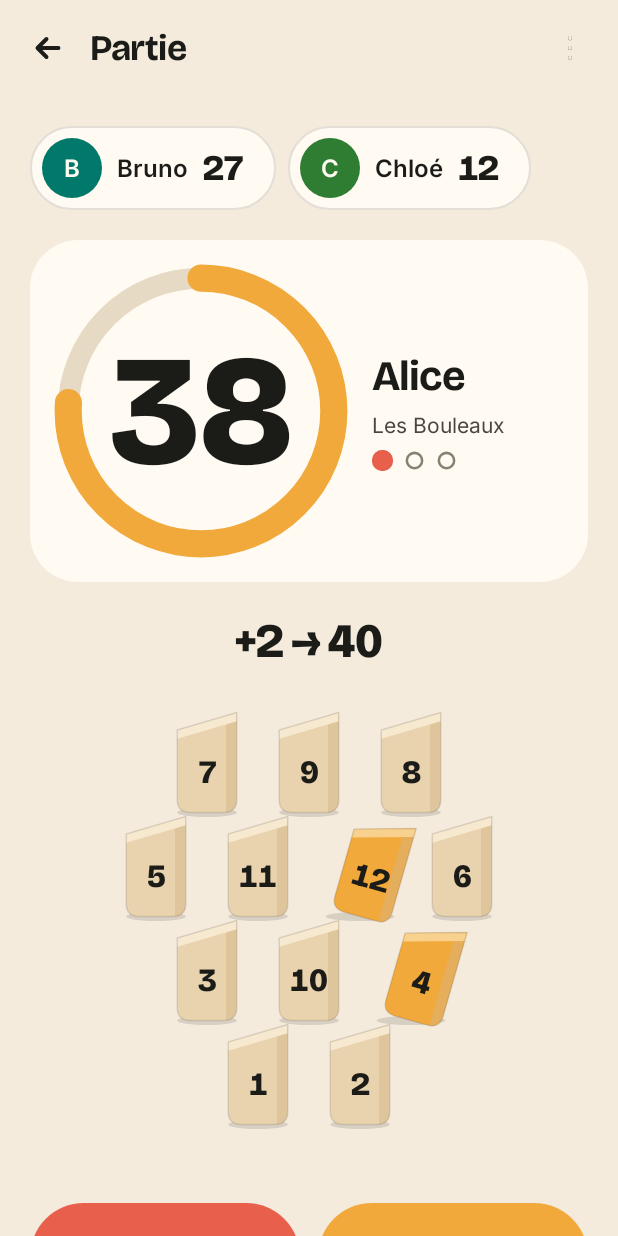
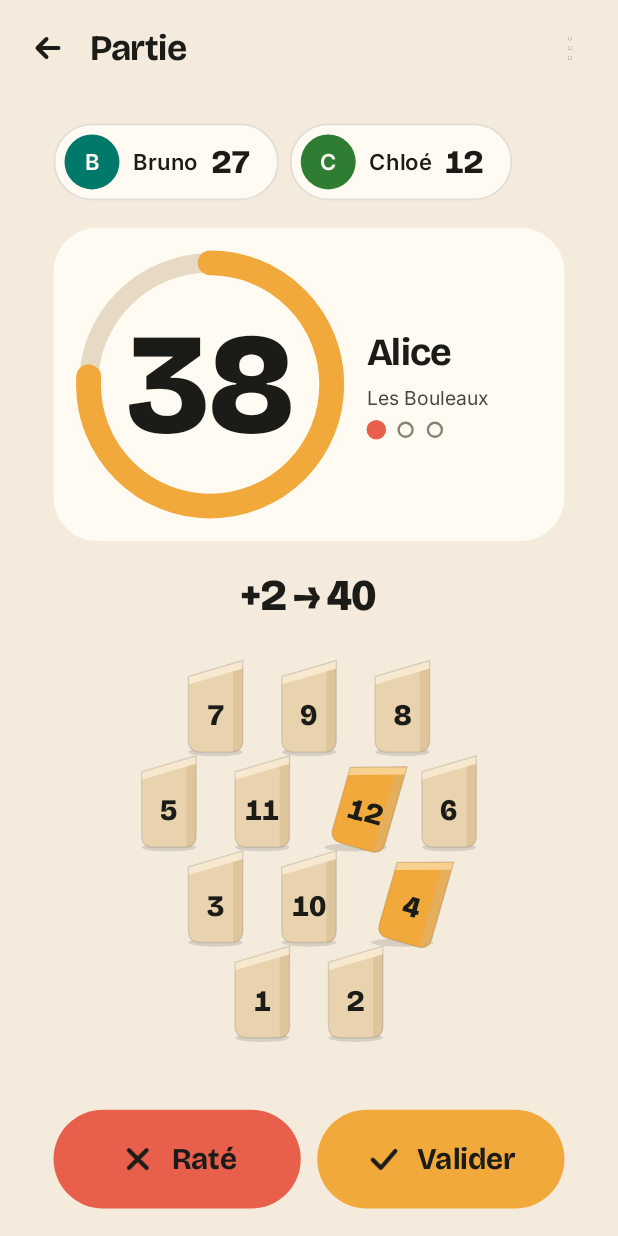
Before and after one commit to GuillaumeCHR/molkky-board, an Android app built with Jetpack Compose: the GameScreen screen opened through its navigation route, on a phone screen of 412 x 824 dp. Run offline under Robolectric (Android 15) with nearby library versions, the phone set to English and light mode, and no system bars; our stand-ins replace Dagger/Hilt's generated code, Timber.

Commit message:
feat(designsystem): FitToScreen, l'écran de jeu tient sur un seul écran
Réduction homothétique du contenu quand la hauteur manque, au lieu d'un défilement (retour du test
sur téléphone). Capture Roborazzi sur un petit écran (360 × 640 dp).

Co-Authored-By: Claude Opus 5.5 <noreply@anthropic.com>

```diff
--- a/app/src/main/kotlin/com/yogistudio/molkkyboard/ui/GameScreen.kt
+++ b/app/src/main/kotlin/com/yogistudio/molkkyboard/ui/GameScreen.kt
@@ -5,8 +5,6 @@ import androidx.compose.foundation.layout.Column
 import androidx.compose.foundation.layout.fillMaxSize
 import androidx.compose.foundation.layout.navigationBarsPadding
 import androidx.compose.foundation.layout.size
-import androidx.compose.foundation.rememberScrollState
-import androidx.compose.foundation.verticalScroll
 import androidx.compose.material3.DropdownMenu
 import androidx.compose.material3.DropdownMenuItem
 import androidx.compose.material3.Icon
@@ -20,6 +18,7 @@ import androidx.compose.runtime.setValue
 import androidx.compose.ui.Modifier
 import androidx.compose.ui.res.stringResource
 import com.yogistudio.molkkyboard.R
+import com.yogistudio.molkkyboard.core.designsystem.component.FitToScreen
 import com.yogistudio.molkkyboard.core.designsystem.icon.MBIcons
 import com.yogistudio.molkkyboard.core.designsystem.theme.MBDimens
 import com.yogistudio.molkkyboard.core.designsystem.theme.MolkkyBoardTheme
@@ -60,9 +59,10 @@ internal fun GameScreen(onBack: () -> Unit) {
                 }
             }
         }
-        Column(
+        // L'écran de jeu tient toujours sur un seul écran : réduction homothétique si la place manque.
+        FitToScreen(
             Modifier
-                .verticalScroll(rememberScrollState())
+                .weight(1f)
                 .navigationBarsPadding(),
         ) {
             GamePreviewContent()
--- /dev/null
+++ b/core/designsystem/src/main/kotlin/com/yogistudio/molkkyboard/core/designsystem/component/FitToScreen.kt
@@ -0,0 +1,35 @@
+package com.yogistudio.molkkyboard.core.designsystem.component
+
+import androidx.compose.runtime.Composable
+import androidx.compose.ui.Modifier
+import androidx.compose.ui.graphics.TransformOrigin
+import androidx.compose.ui.layout.Layout
+import androidx.compose.ui.unit.Constraints
+import androidx.compose.ui.unit.constrainHeight
+import androidx.compose.ui.unit.constrainWidth
+
+/**
+ * Affiche [content] sans défilement : s'il est plus haut que la place disponible, il est réduit de façon
+ * homothétique (même facteur en largeur et en hauteur), centré horizontalement et calé en haut.
+ * La réduction passe par un calque de rendu : les zones tactiles et l'accessibilité suivent la mise à l'échelle.
+ */
+@Composable
+fun FitToScreen(
+    modifier: Modifier = Modifier,
+    content: @Composable () -> Unit,
+) {
+    Layout(content = content, modifier = modifier) { measurables, constraints ->
+        val child = measurables.single().measure(constraints.copy(minHeight = 0, maxHeight = Constraints.Infinity))
+        val maxHeight = if (constraints.hasBoundedHeight) constraints.maxHeight else child.height
+        val scale = if (child.height > maxHeight) maxHeight.toFloat() / child.height else 1f
+        val width = constraints.constrainWidth(child.width)
+        val height = constraints.constrainHeight((child.height * scale).toInt())
+        layout(width, height) {
+            child.placeWithLayer(x = (width - child.width) / 2, y = 0) {
+                scaleX = scale
+                scaleY = scale
+                transformOrigin = TransformOrigin(0.5f, 0f)
+            }
+        }
+    }
+}
```
Also changed, not shown: 3 other files.
